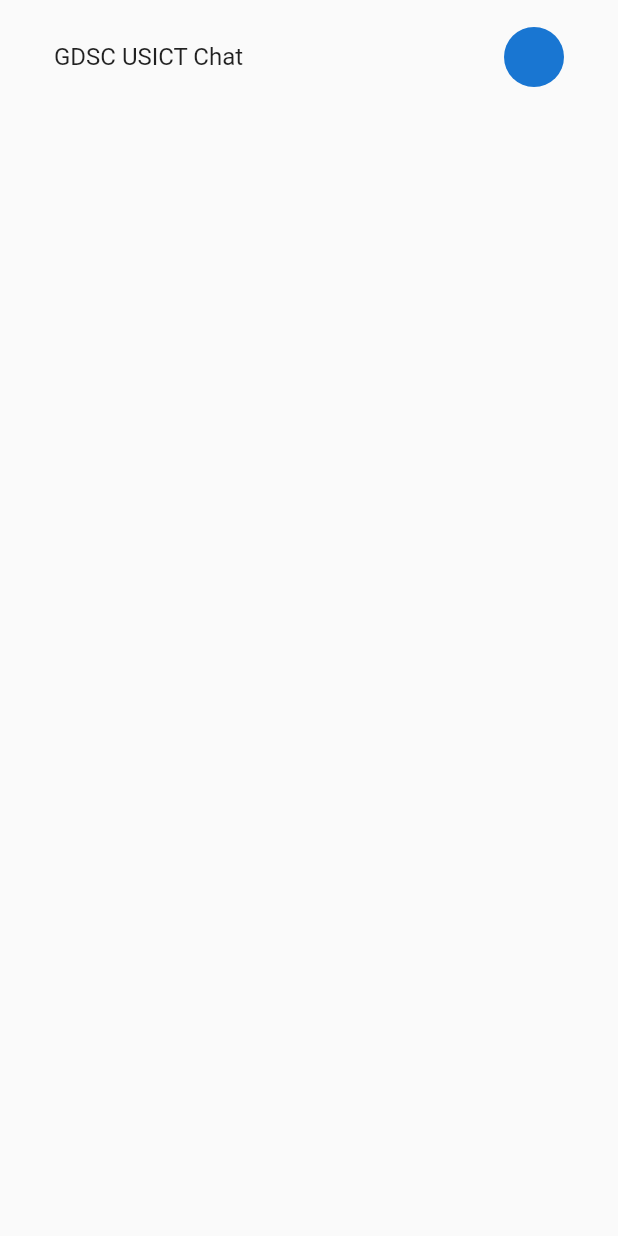
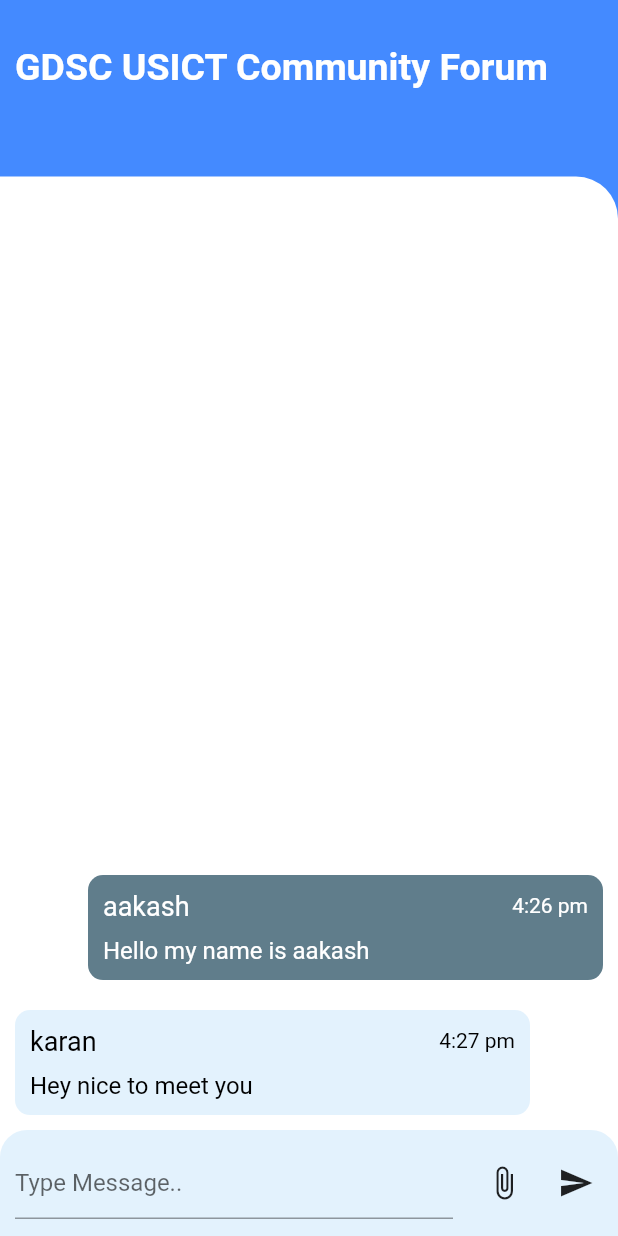
Before and after one commit to GDSC-USICT/GDSC-USICT-App, a Flutter app: the MessagingScreen screen opened directly, on a phone screen of 412 x 824 dp. Run offline on Flutter 3.47's test engine with Material 2 defaults, Android fonts, the phone set to English and light mode, and no system bars; our stand-ins replace animated_bottom_navigation_bar.

Commit message:
add messaging layout

```diff
--- a/lib/Screens/messaging_screen.dart
+++ b/lib/Screens/messaging_screen.dart
@@ -1,19 +1,25 @@
 import 'package:flutter/material.dart';
+import 'package:gdsc_usict/Styles/messaging_styles.dart';
 import 'package:gdsc_usict/widgets/messaging_widget.dart';
 
 class MessagingScreen extends StatelessWidget {
   @override
   Widget build(BuildContext context) {
     return Scaffold(
+        resizeToAvoidBottomInset: true,
         body: Container(
+          color: Colors.blueAccent,
           child: Column(
             mainAxisAlignment: MainAxisAlignment.spaceBetween,
             children: <Widget>[
               Padding(
-            padding: EdgeInsets.fromLTRB(20, 10, 20, 10),
-            child: ListTile(
-                title: Text("GDSC USICT Chat"), trailing: CircleAvatar()),
-          ),
+                  padding: EdgeInsets.fromLTRB(10, 30, 20, 10),
+                  child: Align(
+                      alignment: Alignment.centerLeft,
+                      child: Text(
+                        "GDSC USICT Community Forum",
+                        style: textStyle(Colors.white, 25.0, FontWeight.bold),
+                      ))),
               Messages()
             ],
           ),
--- a/lib/widgets/messaging_widget.dart
+++ b/lib/widgets/messaging_widget.dart
@@ -12,9 +12,47 @@ class _MessagesState extends State<Messages> {
     double h = MediaQuery.of(context).size.height;
     double w = MediaQuery.of(context).size.width;
     return Container(
-      height: h * (5 / 6),
-      child: ListView(),
-    );
+        decoration: BoxDecoration(
+            color: Colors.white,
+            borderRadius: BorderRadius.only(topRight: Radius.circular(28))),
+        height: h * (6 / 7),
+        child: Column(
+          children: <Widget>[
+            Container(
+              height: h * (5.4 / 7),
+              child: ListView(
+                reverse: true,
+                children: [
+                  receive("Hey nice to meet you", "karan", "4:27 pm", w),
+                  send("Hello my name is aakash", "aakash", "4:26 pm", w),
+                ],
+              ),
+            ),
+            Container(
+              decoration: BoxDecoration(
+                  color: Colors.blue[50],
+                  borderRadius:
+                      BorderRadius.vertical(top: Radius.circular(18))),
+              height: h * (0.6 / 7),
+              child: Row(
+                children: <Widget>[
+                  Container(
+                      width: w - 100,
+                      child: Padding(
+                        padding: EdgeInsets.symmetric(horizontal: 10),
+                        child: TextField(
+                          decoration:
+                              InputDecoration(hintText: "Type Message.."),
+                        ),
+                      )),
+                  IconButton(
+                      onPressed: () {}, icon: Icon(Icons.attach_file_sharp)),
+                  IconButton(onPressed: () {}, icon: Icon(Icons.send)),
+                ],
+              ),
+            )
+          ],
+        ));
   }
 }
 
@@ -26,11 +64,8 @@ send(message, name, datetime, w) {
         child: Container(
           width: w * (5 / 6),
           decoration: BoxDecoration(
-            gradient: LinearGradient(colors: [
-              Colors.blue,
-              Colors.green,
-            ], begin: Alignment.topLeft, end: Alignment.bottomRight),
-            borderRadius: BorderRadius.circular(20),
+            color: Colors.blueGrey,
+            borderRadius: BorderRadius.circular(10),
           ),
           child: Padding(
             padding: EdgeInsets.all(10),
@@ -41,16 +76,22 @@ send(message, name, datetime, w) {
                   children: <Widget>[
                     Text(
                       name,
-                      style: textStyle(Colors.white, 18, FontWeight.normal),
+                      style: textStyle(Colors.white, 18.0, FontWeight.normal),
                     ),
                     Text(
                       datetime,
-                      style: textStyle(Colors.white, 14, FontWeight.normal),
+                      style: textStyle(Colors.white, 14.0, FontWeight.normal),
                     ),
                   ],
                 ),
-                Text(message,
-                    style: textStyle(Colors.white, 14, FontWeight.normal))
+                SizedBox(
+                  height: 10,
+                ),
+                Align(
+                    alignment: Alignment.centerLeft,
+                    child: Text(message,
+                        style:
+                            textStyle(Colors.white, 16.0, FontWeight.normal)))
               ],
             ),
           ),
@@ -66,11 +107,8 @@ receive(message, name, datetime, w) {
         child: Container(
           width: w * (5 / 6),
           decoration: BoxDecoration(
-            gradient: LinearGradient(colors: [
-              Colors.blue[200],
-              Colors.green[200],
-            ], begin: Alignment.topLeft, end: Alignment.bottomRight),
-            borderRadius: BorderRadius.circular(20),
+            color: Colors.blue[50],
+            borderRadius: BorderRadius.circular(10),
           ),
           child: Padding(
             padding: EdgeInsets.all(10),
@@ -81,16 +119,22 @@ receive(message, name, datetime, w) {
                   children: <Widget>[
                     Text(
                       name,
-                      style: textStyle(Colors.black, 18, FontWeight.normal),
+                      style: textStyle(Colors.black, 18.0, FontWeight.normal),
                     ),
                     Text(
                       datetime,
-                      style: textStyle(Colors.black, 14, FontWeight.normal),
+                      style: textStyle(Colors.black, 14.0, FontWeight.normal),
                     ),
                   ],
                 ),
-                Text(message,
-                    style: textStyle(Colors.black, 14, FontWeight.normal))
+                SizedBox(
+                  height: 10,
+                ),
+                Align(
+                    alignment: Alignment.centerLeft,
+                    child: Text(message,
+                        style:
+                            textStyle(Colors.black, 16.0, FontWeight.normal)))
               ],
             ),
           ),
```
Lines whose indentation alone changed are shown as unchanged.
